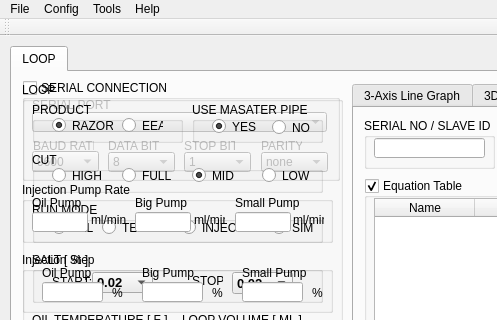
This is Sparky/forms/mainwindow.ui in embeddedlinuxer/Sparky as Qt 5 draws it before an edit; both pictures show x 0 to 497 and y 0 to 320 of the 1106 by 817 pixel window. The edited form follows.
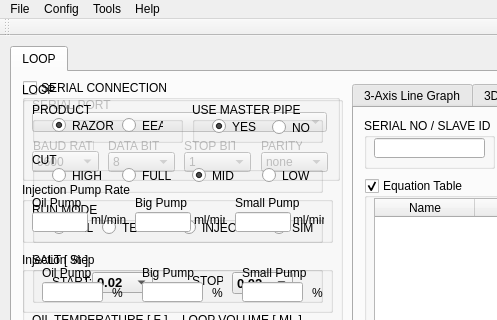
This is the edited form. The open tabs and pages were chosen to show the change. Icons and pictures are not drawn.

What changed in the file:
```diff
--- a/Sparky/forms/mainwindow.ui
+++ b/Sparky/forms/mainwindow.ui
@@ -975,7 +975,7 @@
         </rect>
        </property>
        <property name="title">
-        <string>USE MASATER PIPE</string>
+        <string>USE MASTER PIPE</string>
        </property>
        <widget class="QRadioButton" name="radioButton_11">
         <property name="geometry">
```
Left out of the diff: 2 changed lines with no effect on the pictures.
